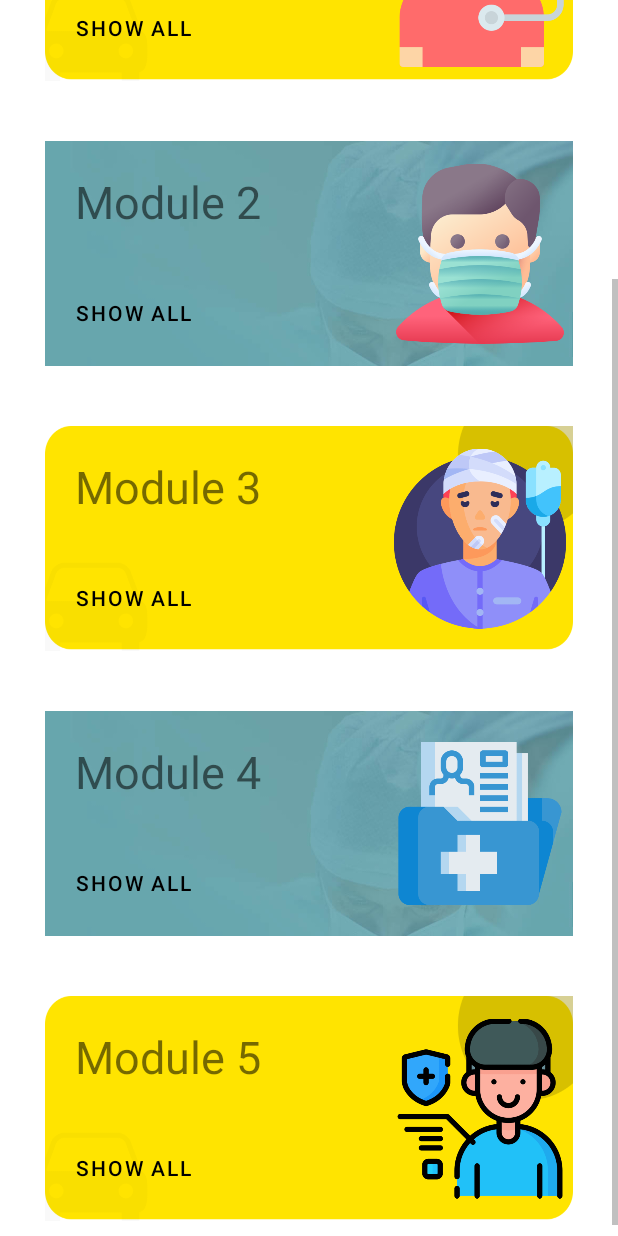
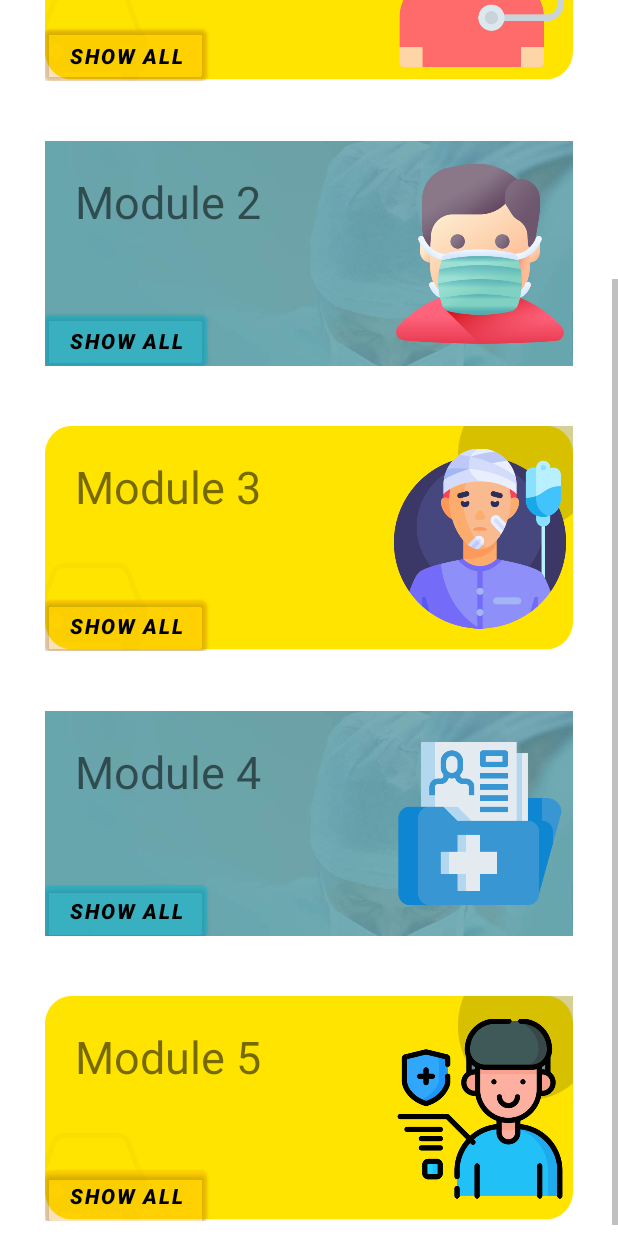
Before and after one commit to JunPeng711/PatientiveApp, an Android app: the HealthEducation screen opened directly, with no data from a screen before it, scrolled down 242 dp, on a phone screen of 412 x 824 dp. Run offline under Robolectric (Android 15) with nearby library versions, the phone set to English and light mode, and no system bars; Roboto replaces fonts that are not available here.

Commit message:
new update (JP)

```diff
--- a/app/src/main/AndroidManifest.xml
+++ b/app/src/main/AndroidManifest.xml
@@ -13,6 +13,9 @@
         android:supportsRtl="true"
         android:theme="@style/Theme.MPSD2"
         tools:targetApi="31">
+        <activity
+            android:name=".Modules1"
+            android:exported="false" />
         <activity
             android:name=".HealthEducation"
             android:exported="false" />
--- a/app/src/main/java/com/example/mpsd2/HealthEducation.java
+++ b/app/src/main/java/com/example/mpsd2/HealthEducation.java
@@ -1,14 +1,27 @@
 package com.example.mpsd2;
+
+import android.content.Intent;
+import android.os.Bundle;
+import android.view.View;
+import android.widget.Button;
 
 import androidx.appcompat.app.AppCompatActivity;
 
-import android.os.Bundle;
-
-public class HealthEducation extends AppCompatActivity {
+public class HealthEducation extends AppCompatActivity{
 
     @Override
     protected void onCreate(Bundle savedInstanceState) {
         super.onCreate(savedInstanceState);
         setContentView(R.layout.activity_health_education);
+
+        Button btn1;
+        btn1 = findViewById(R.id.showBtn1);
+        btn1.setOnClickListener(new View.OnClickListener() {
+            @Override
+            public void onClick(View v) {
+                startActivity(new Intent(HealthEducation.this, Modules1.class));
+            }
+        });
+
     }
 }
--- a/app/src/main/java/com/example/mpsd2/ProfileActivity.java
+++ b/app/src/main/java/com/example/mpsd2/ProfileActivity.java
@@ -16,7 +16,7 @@ public class ProfileActivity extends AppCompatActivity implements View.OnClickLi
         super.onCreate(savedInstanceState);
         setContentView(R.layout.activity_profile);
 
-        btn = findViewById(R.id.button2);
+        btn = findViewById(R.id.footBtn5);
 
         btn.setOnClickListener(this);
     }
@@ -24,7 +24,7 @@ public class ProfileActivity extends AppCompatActivity implements View.OnClickLi
     @Override
     public void onClick(View v) {
         switch(v.getId()){
-            case R.id.button2:
+            case R.id.footBtn5:
                 startActivity(new Intent(this, HealthEducation.class));
                 break;
         }
--- a/app/src/main/res/layout/activity_health_education.xml
+++ b/app/src/main/res/layout/activity_health_education.xml
@@ -54,13 +54,16 @@
                     android:padding="20dp"/>
 
                 <Button
+                    android:id="@+id/showBtn1"
                     android:layout_width="wrap_content"
                     android:layout_height="wrap_content"
+                    android:layout_alignParentBottom="false"
+                    android:layout_marginTop="110dp"
+                    android:layout_marginBottom="-6dp"
+                    android:backgroundTint="#23FF9800"
                     android:text="@string/show_all"
                     android:textColor="@color/black"
-                    android:background="#00000000"
-                    android:padding="20dp"
-                    android:layout_alignParentBottom="true"/>
+                    android:textStyle="bold|italic" />
             </RelativeLayout>
 
 
@@ -93,11 +96,13 @@
                 <Button
                     android:layout_width="wrap_content"
                     android:layout_height="wrap_content"
+                    android:layout_alignParentBottom="false"
+                    android:layout_marginTop="110dp"
+                    android:layout_marginBottom="-6dp"
+                    android:backgroundTint="#4300BCD4"
                     android:text="@string/show_all"
                     android:textColor="@color/black"
-                    android:background="#00000000"
-                    android:padding="20dp"
-                    android:layout_alignParentBottom="true"/>
+                    android:textStyle="bold|italic" />
             </RelativeLayout>
 
 
@@ -129,13 +134,16 @@
                     android:padding="20dp"/>
 
                 <Button
+                    android:id="@+id/showBtn3"
                     android:layout_width="wrap_content"
                     android:layout_height="wrap_content"
+                    android:layout_alignParentBottom="false"
+                    android:layout_marginTop="110dp"
+                    android:layout_marginBottom="-6dp"
+                    android:backgroundTint="#23FF9800"
                     android:text="@string/show_all"
                     android:textColor="@color/black"
-                    android:background="#00000000"
-                    android:padding="20dp"
-                    android:layout_alignParentBottom="true"/>
+                    android:textStyle="bold|italic" />
             </RelativeLayout>
 
 
@@ -167,13 +175,16 @@
                     android:padding="20dp"/>
 
                 <Button
+                    android:id="@+id/showBtn4"
                     android:layout_width="wrap_content"
                     android:layout_height="wrap_content"
+                    android:layout_alignParentBottom="false"
+                    android:layout_marginTop="110dp"
+                    android:layout_marginBottom="-6dp"
+                    android:backgroundTint="#4300BCD4"
                     android:text="@string/show_all"
                     android:textColor="@color/black"
-                    android:background="#00000000"
-                    android:padding="20dp"
-                    android:layout_alignParentBottom="true"/>
+                    android:textStyle="bold|italic" />
             </RelativeLayout>
 
 
@@ -205,13 +216,16 @@
                     android:padding="20dp"/>
 
                 <Button
+                    android:id="@+id/showBtn5"
                     android:layout_width="wrap_content"
                     android:layout_height="wrap_content"
+                    android:layout_alignParentBottom="false"
+                    android:layout_marginTop="110dp"
+                    android:layout_marginBottom="-6dp"
+                    android:backgroundTint="#23FF9800"
                     android:text="@string/show_all"
                     android:textColor="@color/black"
-                    android:background="#00000000"
-                    android:padding="20dp"
-                    android:layout_alignParentBottom="true"/>
+                    android:textStyle="bold|italic" />
             </RelativeLayout>
 
 
--- a/app/src/main/res/values/strings.xml
+++ b/app/src/main/res/values/strings.xml
@@ -3,4 +3,9 @@
     <string name="health_education">Health Education</string>
     <string name="categories">Categories</string>
     <string name="show_all">Show All</string>
+
+    <string name="module1_paragraph1">Infectious diseases are an inherent risk to being in any group. There are steps that you must take to keep your colleagues and guests safe by stopping the spread of germs. \n\n<b>Key Concerns : </b>\n1. Exposure Risk \n2. Handwashing \n3. Coughing and Sneezing \n4. Distancing \n5. Signs of COVID-19</string>
+    <string name="module1_paragraph2"><b>Crowd Management </b>\n● Keep a 6-foot distance away from guests and employees that are not in a similar workspace. \n● Do not permit animals or symptomatic guests/staff to enter or remain in the building \n● Two-party guest limit in our space</string>
+    <string name="module1_paragraph3"><b>Protective Equipment</b>\n● Face masks will be made available as soon as possible\n● Gloves must be worn for all purposes. Gloves must be regularly changed and hands washed during the glove change process.</string>
+
 </resources>
```
Also changed, not shown: app/src/main/java/com/example/mpsd2/Modules1.java (added, +14 -0 lines), app/src/main/res/layout/activity_modules1.xml (added, +76 -0 lines), app/src/main/res/layout/activity_profile.xml (+51 -15 lines), app/src/main/res/drawable/appointment_icon.png (added), app/src/main/res/drawable/checkin_icon.png (added), app/src/main/res/drawable/health_education_icon.png (added), app/src/main/res/drawable/home_icon.png (added), app/src/main/res/drawable/report_icon.png (added).
